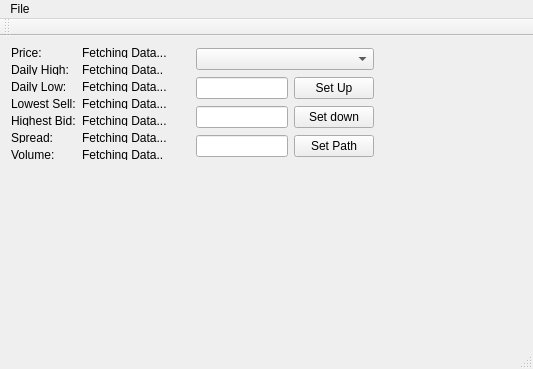
The window that src/mainwindow.ui (DrGrid/Crypto-Ticker) describes before a commit, drawn with Qt 5.
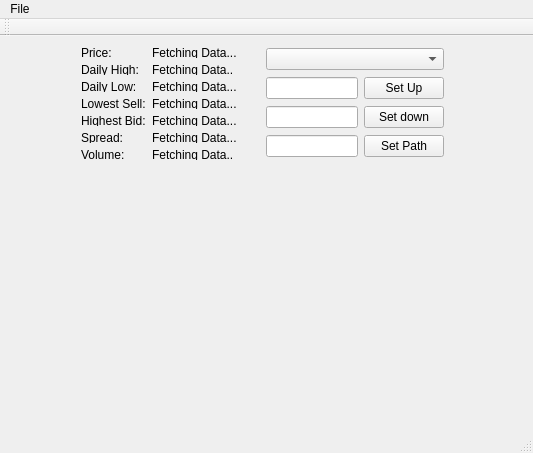
The same window after the commit. Custom widgets are drawn as their Qt base class.

```diff
--- a/src/mainwindow.ui
+++ b/src/mainwindow.ui
@@ -7,7 +7,7 @@
     <x>0</x>
     <y>0</y>
     <width>533</width>
-    <height>369</height>
+    <height>453</height>
    </rect>
   </property>
   <property name="windowTitle">
@@ -17,7 +17,7 @@
    <widget class="QWidget" name="layoutWidget">
     <property name="geometry">
      <rect>
-      <x>0</x>
+      <x>70</x>
       <y>0</y>
       <width>398</width>
       <height>135</height>
@@ -210,6 +210,16 @@
      </item>
     </layout>
    </widget>
+   <widget class="QCustomPlot" name="customPlot" native="true">
+    <property name="geometry">
+     <rect>
+      <x>70</x>
+      <y>160</y>
+      <width>381</width>
+      <height>231</height>
+     </rect>
+    </property>
+   </widget>
   </widget>
   <widget class="QMenuBar" name="menuBar">
    <property name="geometry">
@@ -244,6 +254,14 @@
   </action>
  </widget>
  <layoutdefault spacing="6" margin="11"/>
+ <customwidgets>
+  <customwidget>
+   <class>QCustomPlot</class>
+   <extends>QWidget</extends>
+   <header>qcustomplot.h</header>
+   <container>1</container>
+  </customwidget>
+ </customwidgets>
  <resources/>
  <connections/>
 </ui>
```
